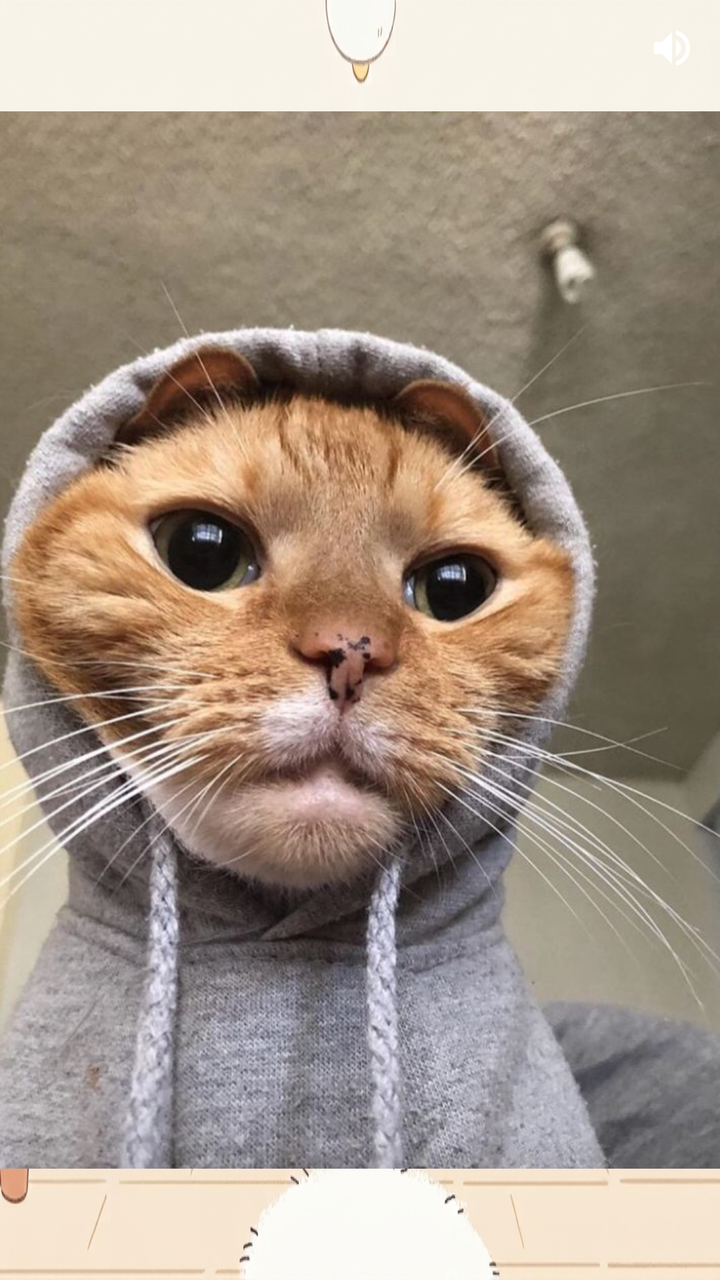
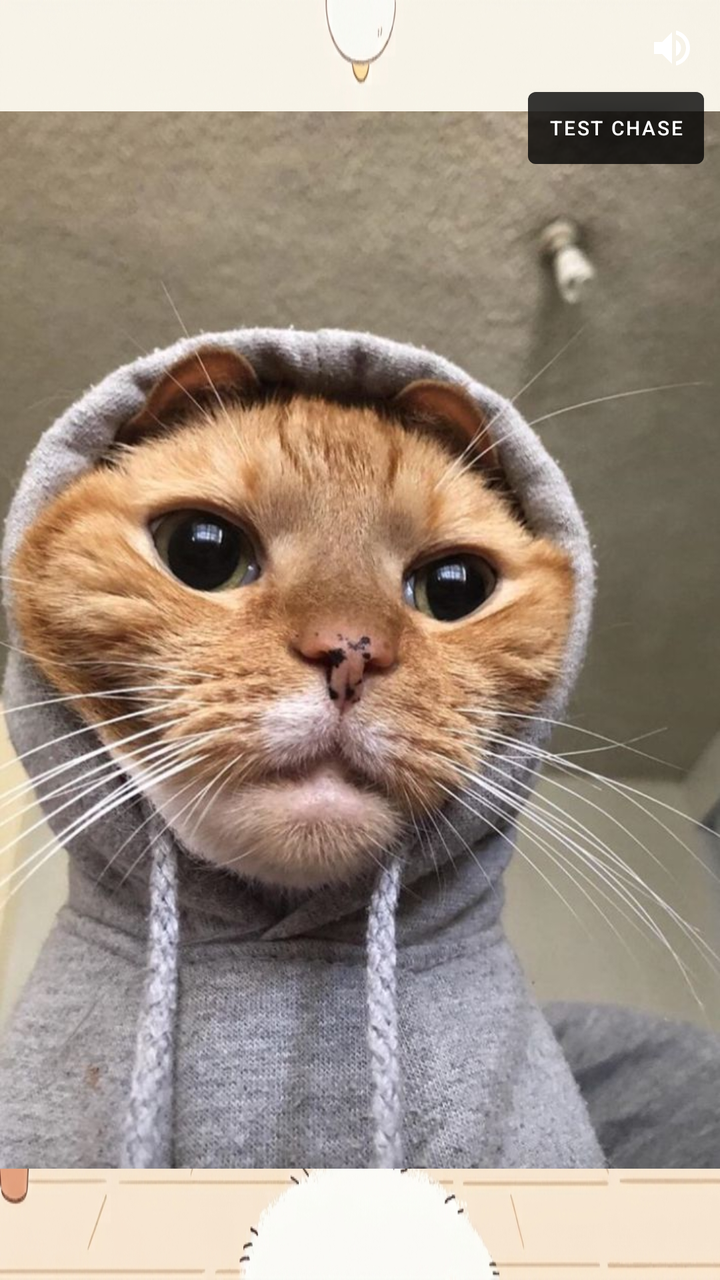

Before-and-after screenshots of an Android layout around one commit, followed by the original layout XML and the change that was made.
<!-- AndroidManifest.xml: application theme Theme.WidgetTesting -->
<!-- res/layout/cat_widget.xml -->
<?xml version="1.0" encoding="utf-8"?>
<FrameLayout xmlns:android="http://schemas.android.com/apk/res/android"
    android:layout_width="match_parent"
    android:layout_height="match_parent"
    android:background="#00000000">

    
    <ImageView
        android:id="@+id/catiBackground"
        android:layout_width="match_parent"
        android:layout_height="match_parent"
        android:scaleType="fitXY"
        android:src="@drawable/realbg"/>

    
    <LinearLayout
        android:id="@+id/tapGridContainer"
        android:layout_width="match_parent"
        android:layout_height="match_parent"
        android:orientation="vertical" />

    
    <FrameLayout
        android:id="@+id/itemContainer"
        android:layout_width="match_parent"
        android:layout_height="match_parent">

        <ImageView
            android:id="@+id/itemImage"
            android:layout_width="wrap_content"
            android:layout_height="wrap_content"
            android:layout_gravity="top|start"
            android:scaleType="fitCenter"
            android:visibility="gone"
            android:contentDescription="item" />
    </FrameLayout>

    
    <FrameLayout
        android:id="@+id/catContainer"
        android:layout_width="match_parent"
        android:layout_height="match_parent">

        <LinearLayout
            android:layout_width="wrap_content"
            android:layout_height="wrap_content"
            android:layout_gravity="bottom|start"
            android:orientation="vertical"
            android:gravity="start"
            android:clipChildren="false"
            android:clipToPadding="false">

            
            <LinearLayout
                android:id="@+id/statusBubbleContainer"
                android:layout_width="wrap_content"
                android:layout_height="wrap_content"
                android:orientation="horizontal"
                android:gravity="center"
                android:background="@drawable/bubble_bg"
                android:visibility="gone"
                android:layout_marginBottom="8dp"
                android:paddingHorizontal="8dp"
                android:paddingVertical="6dp"
                android:clickable="true"
                android:focusable="true"
                android:elevation="6dp">

                <ImageView
                    android:id="@+id/statusIcon"
                    android:layout_width="36dp"
                    android:layout_height="36dp"
                    android:scaleType="fitCenter"
                    android:visibility="gone"
                    android:contentDescription="status icon" />

                <TextView
                    android:id="@+id/chatBubble"
                    android:layout_width="wrap_content"
                    android:layout_height="wrap_content"
                    android:maxWidth="140dp"
                    android:maxLines="2"
                    android:ellipsize="end"
                    android:textColor="#000000"
                    android:textSize="14sp"
                    android:textStyle="bold"
                    android:visibility="gone"
                    android:layout_marginStart="4dp" />
            </LinearLayout>

            <ImageView
                android:id="@+id/catImage"
                android:layout_width="wrap_content"
                android:layout_height="wrap_content"
                android:scaleType="fitCenter"
                android:src="@drawable/cat_idle"
                android:clickable="true"
                android:focusable="true"
                android:contentDescription="cat" />

        </LinearLayout>

    </FrameLayout>

    
    
    
    
    
    
    
    
    
    
    

    
    
    
    
    
    
    
    
    
    

    
    
    
    
    
    
    
    
    
    
    
    

    <ImageButton
        android:id="@+id/btnMute"
        android:layout_width="32dp"
        android:layout_height="32dp"
        android:layout_gravity="top|end"
        android:layout_margin="8dp"
        android:background="@android:color/transparent"
        android:src="@drawable/ic_volume_up" />

</FrameLayout>
<!-- resources referenced by this layout -->
<resources>
  <!-- drawable bubble_bg (drawable) -->
  <?xml version="1.0" encoding="utf-8"?>
  <shape xmlns:android="http://schemas.android.com/apk/res/android"
      android:shape="rectangle">
      <solid android:color="#FFFFFF" />
      <corners android:radius="16dp" />
      <stroke
          android:width="2dp"
          android:color="#CCCCCC" />
      <padding
          android:bottom="8dp"
          android:left="12dp"
          android:right="12dp"
          android:top="8dp" />
  </shape>
  <!-- drawable cat_idle: jpg bitmap (drawable, 117691 bytes) -->
  <!-- drawable ic_volume_up (drawable) -->
  <vector xmlns:android="http://schemas.android.com/apk/res/android"
      android:width="24dp"
      android:height="24dp"
      android:viewportWidth="24"
      android:viewportHeight="24"
      android:tint="#FFFFFF">
    <path
        android:fillColor="#FFFFFF"
        android:pathData="M3,9v6h4l5,5V4L7,9H3zM16.5,12c0,-1.77 -1.02,-3.29 -2.5,-4.03v8.05c1.48,-0.73 2.5,-2.25 2.5,-4.02zM14,3.23v2.06c2.89,0.86 5,3.54 5,6.71s-2.11,5.85 -5,6.71v2.06c4.01,-0.91 7,-4.49 7,-8.77s-2.99,-7.86 -7,-8.77z"/>
  </vector>
  <!-- drawable realbg: jpg bitmap (drawable, 240450 bytes) -->
  <style name="Theme.WidgetTesting" parent="Theme.MaterialComponents.DayNight.DarkActionBar">
          
          <item name="colorPrimary">@color/purple_500</item>
          <item name="colorPrimaryVariant">@color/purple_700</item>
          <item name="colorOnPrimary">@color/white</item>
          
          <item name="colorSecondary">@color/teal_200</item>
          <item name="colorSecondaryVariant">@color/teal_700</item>
          <item name="colorOnSecondary">@color/black</item>
          
          <item name="android:statusBarColor">?attr/colorPrimaryVariant</item>
          
      </style>
  <color name="purple_500">#FF6200EE</color>
  <color name="purple_700">#FF3700B3</color>
  <color name="white">#FFFFFFFF</color>
  <color name="teal_200">#FF03DAC5</color>
  <color name="teal_700">#FF018786</color>
  <color name="black">#FF000000</color>
</resources>

<!-- the commit's change to res/layout/cat_widget.xml (unified diff, before → after) -->
@@ -103,40 +103,18 @@
     </FrameLayout>
 
     
-    
-    
-    
-    
-    
-    
-    
-    
-    
-    
-
-    
-    
-    
-    
-    
-    
-    
-    
-    
-    
-
-    
-    
-    
-    
-    
-    
-    
-    
-    
-    
-    
-    
+    <Button
+        android:id="@+id/btnTestChase"
+        android:layout_width="wrap_content"
+        android:layout_height="wrap_content"
+        android:layout_gravity="top|end"
+        android:layout_marginTop="40dp"
+        android:layout_marginEnd="8dp"
+        android:text="Test Chase"
+        android:textSize="10sp"
+        android:padding="4dp"
+        android:backgroundTint="#88000000"
+        android:textColor="#FFFFFF" />
 
     <ImageButton
         android:id="@+id/btnMute"
